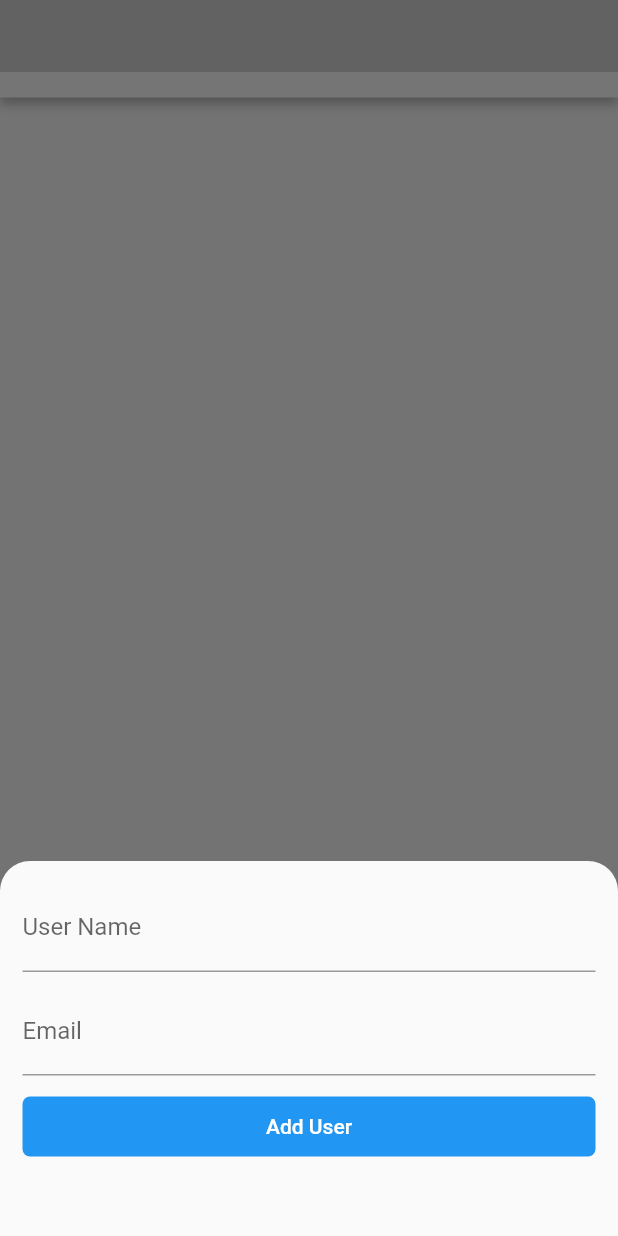
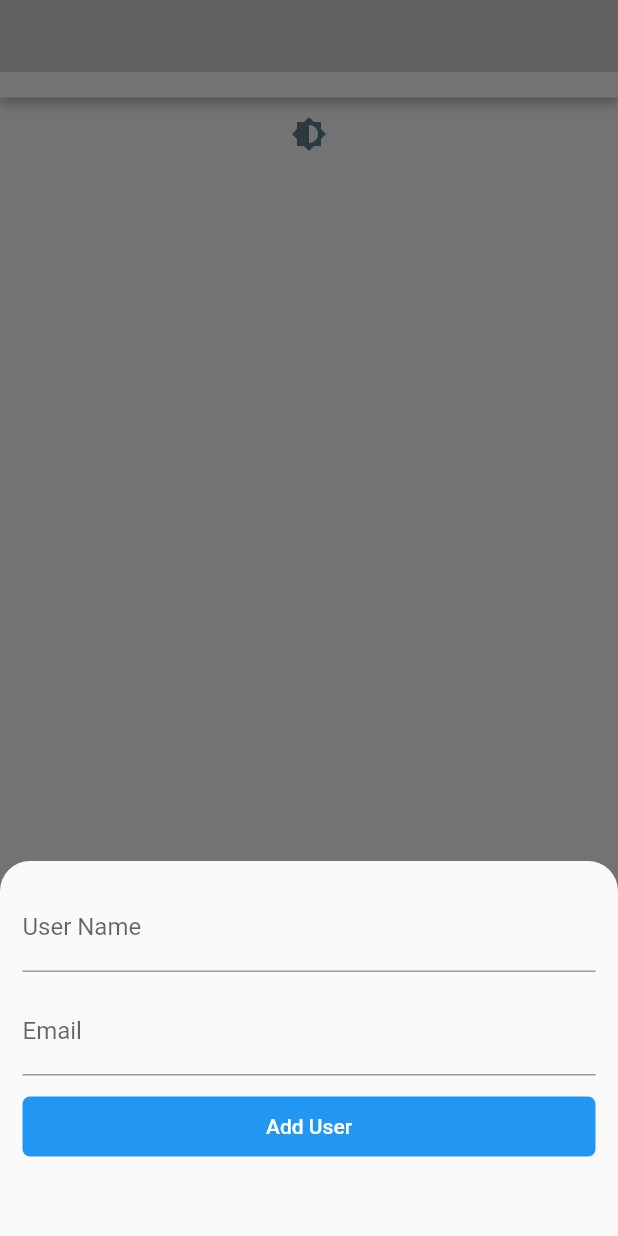
Before and after one commit to Habeba-Elhosary/SQFlite_1, a Flutter app: the screen it shows after launch, after a tap on the "add" icon, on a phone screen of 412 x 824 dp. Run offline on Flutter 3.47's test engine with Material 2 defaults, Android fonts, the phone set to English and light mode, and no system bars; our stand-ins replace shared_preferences, sqflite; missing offline and left inert: animation_search_bar; accounts and stored records are empty.

```diff
--- a/lib/main.dart
+++ b/lib/main.dart
@@ -1,23 +1,38 @@
 import 'package:flutter/material.dart';
+import 'package:notes_app_2/theme.dart';
 import 'package:notes_app_2/users_screen.dart';
+import 'package:provider/provider.dart';
+import 'package:shared_preferences/shared_preferences.dart';
 
 void main() {
-  runApp(const MyApp());
+  WidgetsFlutterBinding.ensureInitialized();
+  SharedPreferences.getInstance().then((prefs) {
+    var isDarkTheme = prefs.getBool("darkTheme") ?? false;
+    return runApp(
+      ChangeNotifierProvider<ThemeProvider>(
+        child: const MyApp(),
+        create: (BuildContext context) {
+          return ThemeProvider(isDarkTheme);
+        },
+      ),
+    );
+  });
 }
 
 class MyApp extends StatelessWidget {
   const MyApp({super.key});
 
-  // This widget is the root of your application.
   @override
   Widget build(BuildContext context) {
-    return MaterialApp(
-      title: 'SQFLite Example',
-      theme: ThemeData(
-        primarySwatch: Colors.blue,
-      ),
-      debugShowCheckedModeBanner: false,
-      home: const UsersScreen(),
+    return Consumer<ThemeProvider>(
+      builder: (context, value, child) {
+        return MaterialApp(
+          debugShowCheckedModeBanner: false,
+          title: 'SQFlite App',
+          theme: value.getTheme(),
+          home: const UsersScreen(),
+        );
+      },
     );
   }
 }
--- /dev/null
+++ b/lib/theme.dart
@@ -0,0 +1,32 @@
+import 'package:flutter/material.dart';
+import 'package:shared_preferences/shared_preferences.dart';
+
+class ThemeProvider extends ChangeNotifier {
+  ThemeData ? _selectedTheme;
+  Typography ? defaultTypography;
+  SharedPreferences ? prefs;
+
+  ThemeData dark = ThemeData.dark().copyWith();
+
+  ThemeData light = ThemeData.light().copyWith();
+
+  ThemeProvider(bool darkThemeOn) {
+    _selectedTheme = darkThemeOn ? dark : light;
+  }
+
+  Future<void> swapTheme() async {
+    prefs = await SharedPreferences.getInstance();
+
+    if (_selectedTheme == dark) {
+      _selectedTheme = light;
+      await prefs?.setBool("darkTheme", false);
+    } else {
+      _selectedTheme = dark;
+      await prefs?.setBool("darkTheme", true);
+    }
+
+    notifyListeners();
+  }
+
+  ThemeData? getTheme() => _selectedTheme;
+}
--- a/lib/users_screen.dart
+++ b/lib/users_screen.dart
@@ -1,5 +1,7 @@
 import 'dart:developer';
 import 'package:flutter/material.dart';
+import 'package:notes_app_2/theme.dart';
+import 'package:provider/provider.dart';
 import 'database_helper.dart';
 import 'model.dart';
 import 'package:animation_search_bar/animation_search_bar.dart';
@@ -14,7 +16,6 @@ class UsersScreen extends StatefulWidget {
 class _UsersScreenState extends State<UsersScreen> {
   final userNameController = TextEditingController();
   final emailController = TextEditingController();
-
   final searchController = TextEditingController();
   String input = "";
   int currentIndex = 0;
@@ -34,6 +35,12 @@ class _UsersScreenState extends State<UsersScreen> {
     setState(() {
       isLoading = false;
     });
+  }
+
+  void searchUsers(String input) async{
+    users = await database.getAllUsers();
+    users = await database.searchUsers(input);
+    setState(() {});
   }
 
   @override
@@ -57,9 +64,8 @@ class _UsersScreenState extends State<UsersScreen> {
                     isBackButtonVisible: false,
                     backIconColor: Colors.black,
                     centerTitle: 'Users',
-                    onChanged: (input) async {
-                     x = await database.searchFromDatabase(input);
-                      print (x) ;
+                    onChanged:(text){
+                      searchUsers(text);
                     },
                     searchTextEditingController: searchController,
                     horizontalPadding: 5),
@@ -133,7 +139,23 @@ class _UsersScreenState extends State<UsersScreen> {
             ? const Center(
                 child: CircularProgressIndicator(),
               )
-            : ListView.separated(
+            : Stack(
+              children: [
+                Row(
+                  mainAxisAlignment: MainAxisAlignment.center,
+                  children: [
+                    IconButton(
+                      icon: const Icon(Icons.brightness_6),
+                      color: Colors.blueGrey,
+                      onPressed: () {
+                        Provider.of<ThemeProvider>(context, listen: false).swapTheme();
+                      },
+                    ),
+                  ],
+                ),
+                Container(
+                  margin:EdgeInsets.only(top: 50),
+                  child: ListView.separated(
                       itemBuilder: (_, index) {
                         User user = users[index];
                         return Card(
@@ -214,6 +236,9 @@ class _UsersScreenState extends State<UsersScreen> {
                         ));
                       },
                       separatorBuilder: (_, index) => const SizedBox(height: 10),
-                itemCount: users.length));
+                      itemCount: users.length),
+                ),
+              ],
+            ));
   }
 }
```
Also changed, not shown: lib/database_helper.dart (+11 -3 lines), pubspec.yaml (+9 -3 lines), pubspec.lock, 1 other file. Lines whose indentation alone changed are shown as unchanged.
